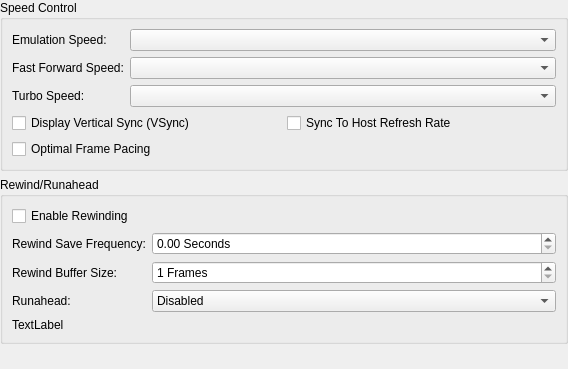
Above: src/duckstation-qt/emulationsettingswidget.ui from kofxi3584karlayang/duckstation before the change. Below: the same form after it.
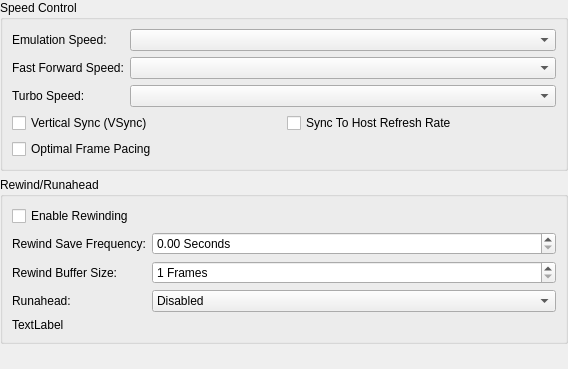
That is the form after the change.

Commit message: Qt: "Display Vertical Sync" => "Vertical Sync"

Diff of the .ui file:
```diff
--- a/src/duckstation-qt/emulationsettingswidget.ui
+++ b/src/duckstation-qt/emulationsettingswidget.ui
@@ -64,7 +64,7 @@
         <item row="0" column="0">
          <widget class="QCheckBox" name="vsync">
           <property name="text">
-           <string>Display Vertical Sync (VSync)</string>
+           <string>Vertical Sync (VSync)</string>
           </property>
          </widget>
         </item>
```
